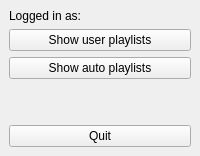
This is gpmp/ui/main_menu.ui in odiroot/PyGPMP as Qt 5 draws it before an edit. The edited form follows.
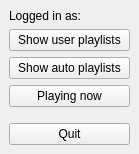
This is the edited form.

Commit message: Now playing (queue) window. Song switching.

What changed in the file:
```diff
--- a/gpmp/ui/main_menu.ui
+++ b/gpmp/ui/main_menu.ui
@@ -2,6 +2,14 @@
 <ui version="4.0">
  <class>MainMenu</class>
  <widget class="QMainWindow" name="MainMenu">
+  <property name="geometry">
+   <rect>
+    <x>0</x>
+    <y>0</y>
+    <width>139</width>
+    <height>154</height>
+   </rect>
+  </property>
   <widget class="QWidget" name="centralwidget">
    <layout class="QVBoxLayout" name="verticalLayout">
     <item>
@@ -25,6 +33,13 @@
       </property>
      </widget>
     </item>
+    <item>
+     <widget class="QPushButton" name="btn_now">
+      <property name="text">
+       <string>Playing now</string>
+      </property>
+     </widget>
+    </item>
     <item>
      <spacer name="verticalSpacer">
       <property name="orientation">
```
The commit also changes 4 other files.
